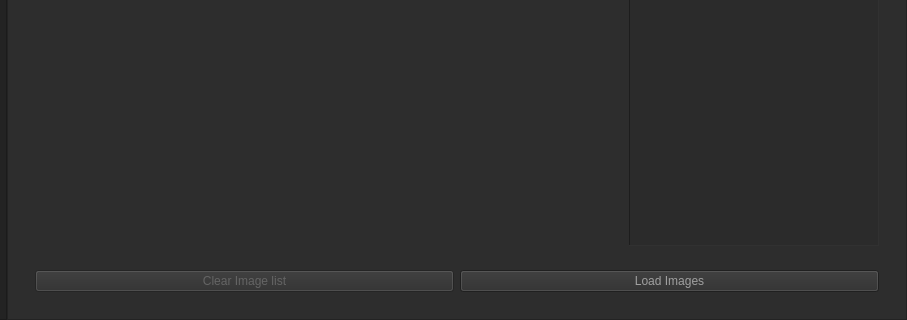
Above: ui/new_ui/ui_main.ui from Mohamab29/ProjectFrac before the change; both pictures show x 93 to 1000 and y 397 to 717 of the 1000 by 717 pixel window. Below: the same form after it.
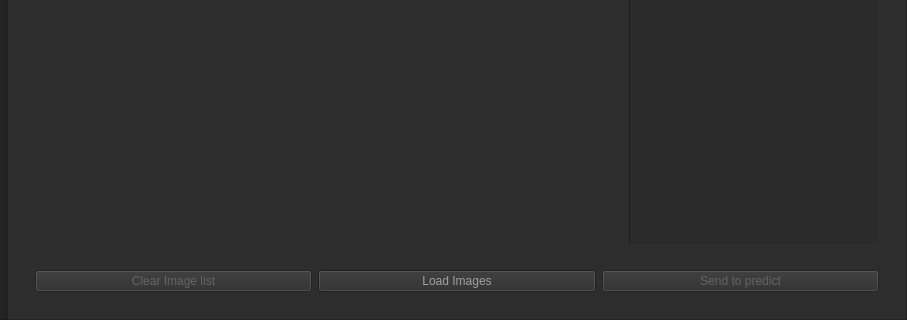
That is the form after the change. The open tabs and pages were chosen to show the change.

Commit message: Adding send to predict button

```diff
--- a/ui/new_ui/ui_main.ui
+++ b/ui/new_ui/ui_main.ui
@@ -563,6 +563,24 @@
                    </property>
                   </widget>
                  </item>
+                 <item>
+                  <widget class="QPushButton" name="pushButton_2">
+                   <property name="enabled">
+                    <bool>false</bool>
+                   </property>
+                   <property name="styleSheet">
+                    <string notr="true">QPushButton {
+	color: rgb(100, 100, 100);
+}
+QPushButton:hover {
+	color: rgb(85, 170, 255);
+}</string>
+                   </property>
+                   <property name="text">
+                    <string>Send to predict</string>
+                   </property>
+                  </widget>
+                 </item>
                 </layout>
                </widget>
               </item>
```
Left out of the diff: 2 changed lines with no effect on the pictures. The commit also changes 3 other files.
